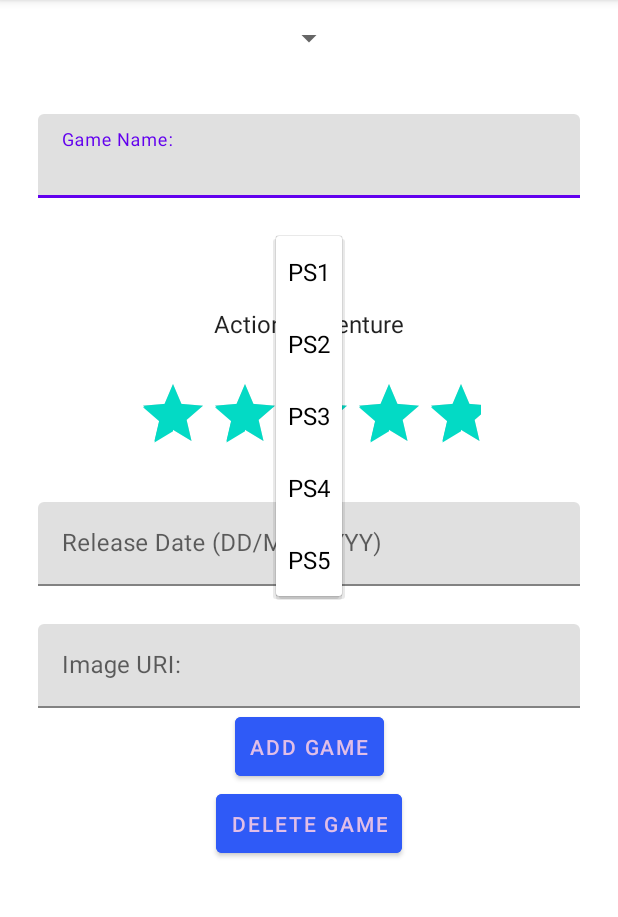
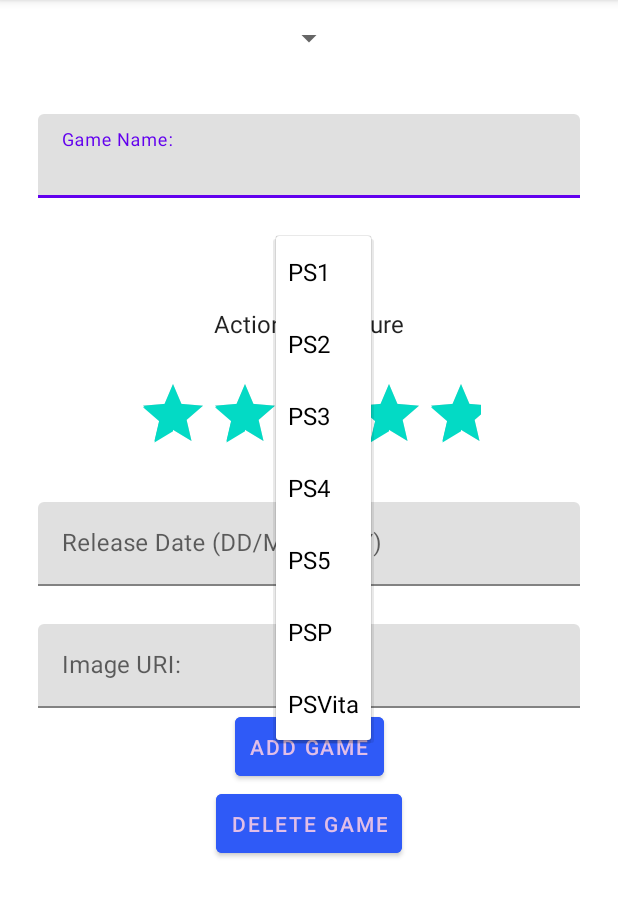
Before and after one commit to DavidKnight46/LibraryAppKotlinV2, an Android app: the First2Fragment screen opened directly, with no data from a screen before it, after a tap on "PS1", on a phone screen of 412 x 824 dp, the part 84-1001 px from its top. Run offline under Robolectric (Android 15) with nearby library versions, the phone set to English and light mode, and no system bars; our stand-ins replace Picasso, Room's generated code; pictures from the network do not load; 1 statement that could not run was skipped.

```diff
--- a/app/src/main/AndroidManifest.xml
+++ b/app/src/main/AndroidManifest.xml
@@ -1,6 +1,7 @@
 <?xml version="1.0" encoding="utf-8"?>
 <manifest xmlns:android="http://schemas.android.com/apk/res/android"
     package="com.example.libraryserviceandroidv2">
+    <uses-permission android:name="android.permission.INTERNET" />
 
     <application
         android:allowBackup="true"
--- a/app/src/main/res/layout/cardviewlayout.xml
+++ b/app/src/main/res/layout/cardviewlayout.xml
@@ -45,7 +45,7 @@
             android:id="@+id/gameimage"
             android:layout_width="wrap_content"
             android:layout_height="wrap_content"
-            android:background="@drawable/download"
+            android:contentDescription="@string/imageViewerContentDis"
             app:layout_constraintLeft_toLeftOf="parent"
             app:layout_constraintTop_toTopOf="parent" />
     </androidx.constraintlayout.widget.ConstraintLayout>
--- a/app/src/main/res/values/strings.xml
+++ b/app/src/main/res/values/strings.xml
@@ -23,6 +23,7 @@
     <string name="hintPassword">Password:</string>
     <string name="hintUserName">Username:</string>
     <string name="title_activity_add">AddActivity</string>
+    <string name="imageViewerContentDis">Game Image</string>
 
     <string-array name="platforms">
         <item>PS1</item>
@@ -30,6 +31,8 @@
         <item>PS3</item>
         <item>PS4</item>
         <item>PS5</item>
+        <item>PSP</item>
+        <item>PSVita</item>
     </string-array>
 
     <string-array name="genre">
```
Also changed, not shown: app/src/main/java/com/example/libraryserviceandroidv2/libraryservice/adapters/ViewGamesRecyclerAdapter.kt (+12 -0 lines).
